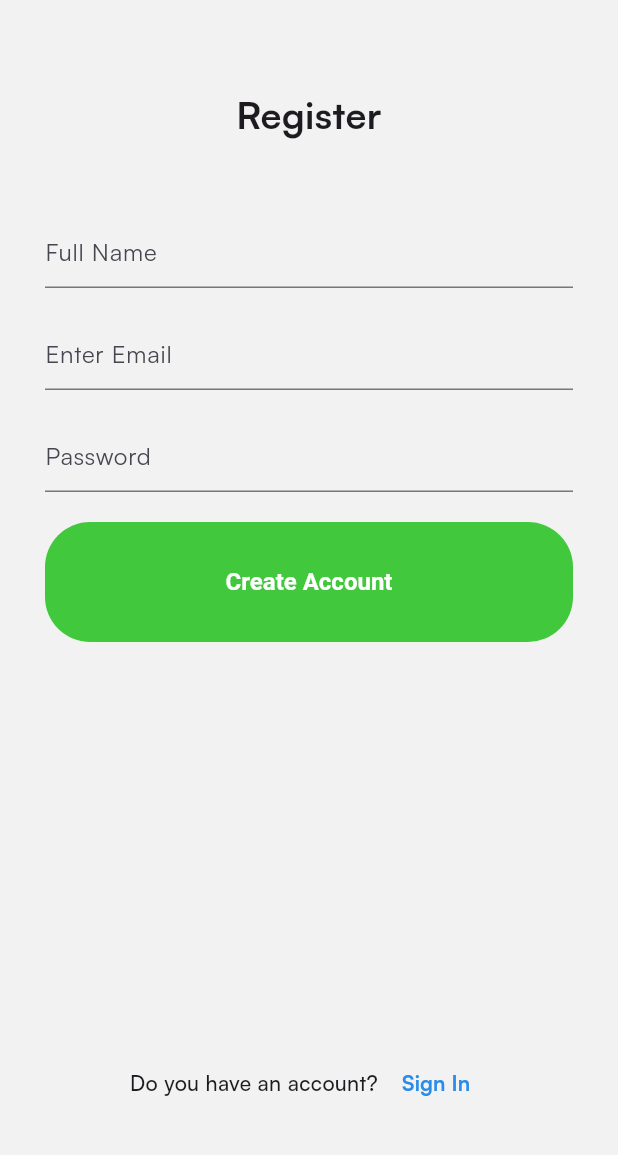
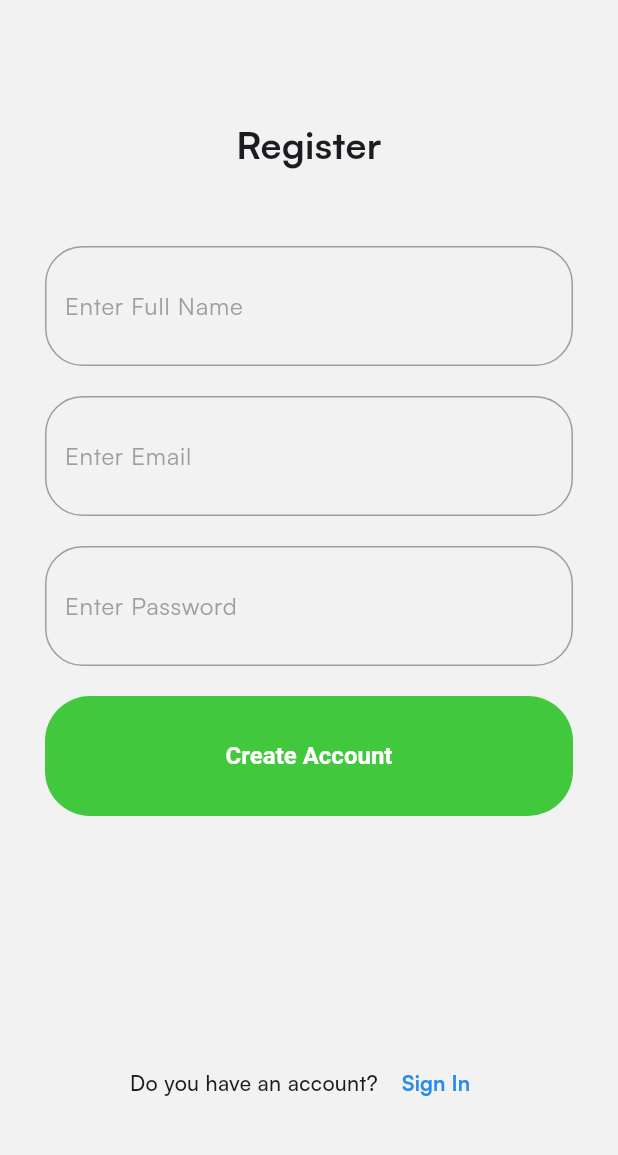
Before and after one commit to TheSam912/spotify_clone_app, a Flutter app: the SignupPage screen opened directly, on a phone screen of 412 x 824 dp, the part 72-1227 px from its top. Run offline on Flutter 3.47's test engine with Material 3 defaults, Android fonts, the phone set to English and light mode, and no system bars; our stand-ins replace cloud_firestore, dartz, firebase_auth, firebase_core, flutter_bloc, flutter_svg and 1 more; accounts and stored records are empty.

Commit message:
Some Ui parts updated

```diff
--- /dev/null
+++ b/lib/data/models/auth/create_user_req.dart
@@ -0,0 +1,11 @@
+class CreateUserReq {
+  final String fullName;
+  final String email;
+  final String password;
+
+  CreateUserReq({
+    required this.fullName,
+    required this.email,
+    required this.password
+  });
+}
--- a/lib/main.dart
+++ b/lib/main.dart
@@ -1,12 +1,14 @@
+import 'package:firebase_core/firebase_core.dart';
 import 'package:flutter/foundation.dart';
 import 'package:flutter/material.dart';
 import 'package:flutter_bloc/flutter_bloc.dart';
 import 'package:hydrated_bloc/hydrated_bloc.dart';
 import 'package:path_provider/path_provider.dart';
-import 'package:spotify/core/config/theme/app_colors.dart';
 import 'package:spotify/core/config/theme/app_theme.dart';
 import 'package:spotify/presentation/choose_mode/bloc/theme_cubit.dart';
 import 'package:spotify/presentation/splash/pages/splash.dart';
+
+import 'firebase_options.dart';
 
 void main() async {
   WidgetsFlutterBinding.ensureInitialized();
@@ -14,6 +16,7 @@ void main() async {
     storageDirectory:
         kIsWeb ? HydratedStorage.webStorageDirectory : await getApplicationDocumentsDirectory(),
   );
+  await Firebase.initializeApp(options: DefaultFirebaseOptions.currentPlatform);
   runApp(const MyApp());
 }
 
--- a/lib/presentation/auth/pages/signin.dart
+++ b/lib/presentation/auth/pages/signin.dart
@@ -24,11 +24,11 @@ class SigninPage extends StatelessWidget {
         ),
       ),
       body: SingleChildScrollView(
-        padding: const EdgeInsets.symmetric(vertical: 50, horizontal: 30),
+        padding: const EdgeInsets.symmetric(vertical: 70, horizontal: 30),
         child: Column(
           crossAxisAlignment: CrossAxisAlignment.center,
           children: [
-            _registerText(),
+            _SingInText(),
             const SizedBox(
               height: 50,
             ),
@@ -125,7 +125,7 @@ class SigninPage extends StatelessWidget {
     );
   }
 
-  Widget _registerText() {
+  Widget _SingInText() {
     return const Text(
       'Sign In',
       style: TextStyle(fontWeight: FontWeight.bold, fontSize: 25),
--- a/lib/presentation/auth/pages/signup.dart
+++ b/lib/presentation/auth/pages/signup.dart
@@ -25,7 +25,7 @@ class SignupPage extends StatelessWidget {
         ),
       ),
       body: SingleChildScrollView(
-        padding: const EdgeInsets.symmetric(vertical: 50, horizontal: 30),
+        padding: const EdgeInsets.symmetric(vertical: 70, horizontal: 30),
         child: Column(
           crossAxisAlignment: CrossAxisAlignment.center,
           children: [
@@ -84,26 +84,50 @@ class SignupPage extends StatelessWidget {
   }
 
   Widget _fullNameField(BuildContext context) {
-    return TextField(
+    return Container(
+      padding: const EdgeInsets.symmetric(vertical: 15, horizontal: 12),
+      decoration: BoxDecoration(
+          border: Border.all(color: Colors.grey), borderRadius: BorderRadius.circular(25)),
+      child: TextField(
         controller: _fullName,
-      decoration: const InputDecoration(hintText: 'Full Name')
+        decoration: const InputDecoration(
+                hintText: 'Enter Full Name',
+                hintStyle: TextStyle(color: Colors.grey),
+                border: InputBorder.none)
             .applyDefaults(Theme.of(context).inputDecorationTheme),
+      ),
     );
   }
 
   Widget _emailField(BuildContext context) {
-    return TextField(
+    return Container(
+      padding: const EdgeInsets.symmetric(vertical: 15, horizontal: 12),
+      decoration: BoxDecoration(
+          border: Border.all(color: Colors.grey), borderRadius: BorderRadius.circular(25)),
+      child: TextField(
         controller: _email,
-      decoration: const InputDecoration(hintText: 'Enter Email')
+        decoration: const InputDecoration(
+                hintText: 'Enter Email',
+                hintStyle: TextStyle(color: Colors.grey),
+                border: InputBorder.none)
             .applyDefaults(Theme.of(context).inputDecorationTheme),
+      ),
     );
   }
 
   Widget _passwordField(BuildContext context) {
-    return TextField(
+    return Container(
+      padding: const EdgeInsets.symmetric(vertical: 15, horizontal: 12),
+      decoration: BoxDecoration(
+          border: Border.all(color: Colors.grey), borderRadius: BorderRadius.circular(25)),
+      child: TextField(
         controller: _password,
-      decoration: const InputDecoration(hintText: 'Password')
+        decoration: const InputDecoration(
+                hintText: 'Enter Password',
+                hintStyle: TextStyle(color: Colors.grey),
+                border: InputBorder.none)
             .applyDefaults(Theme.of(context).inputDecorationTheme),
+      ),
     );
   }
 
```
Also changed, not shown: lib/data/models/auth/signin_user_req.dart (added, +9 -0 lines), lib/data/models/auth/user.dart (added, +34 -0 lines), lib/data/sources/auth/auth_firebase_service.dart (added, +82 -0 lines), lib/domain/entities/auth/user.dart (added, +12 -0 lines), lib/domain/repository/auth/auth.dart (added, +12 -0 lines), lib/domain/usecases/auth/get_user.dart (added, +12 -0 lines), lib/domain/usecases/auth/sigin.dart (added, +15 -0 lines), lib/domain/usecases/auth/signup.dart (added, +16 -0 lines), firebase.json (added), lib/firebase_options.dart (added), 5 other files. Lines whose indentation alone changed are shown as unchanged.
